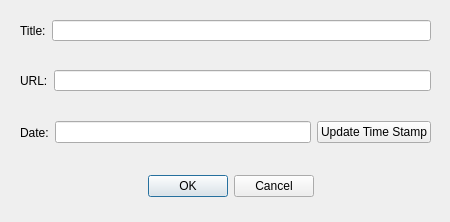
Old version of the form mxhtlprop.ui in the repository pashazz/mosaix.
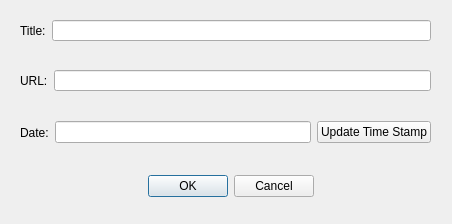
New version of the form.

Diff of the .ui file:
```diff
--- a/mxhtlprop.ui
+++ b/mxhtlprop.ui
@@ -9,8 +9,8 @@
    <rect>
     <x>0</x>
     <y>0</y>
-    <width>450</width>
-    <height>222</height>
+    <width>452</width>
+    <height>224</height>
    </rect>
   </property>
   <property name="windowTitle">
```
Left out of the diff: 6 changed lines with no effect on the pictures.
